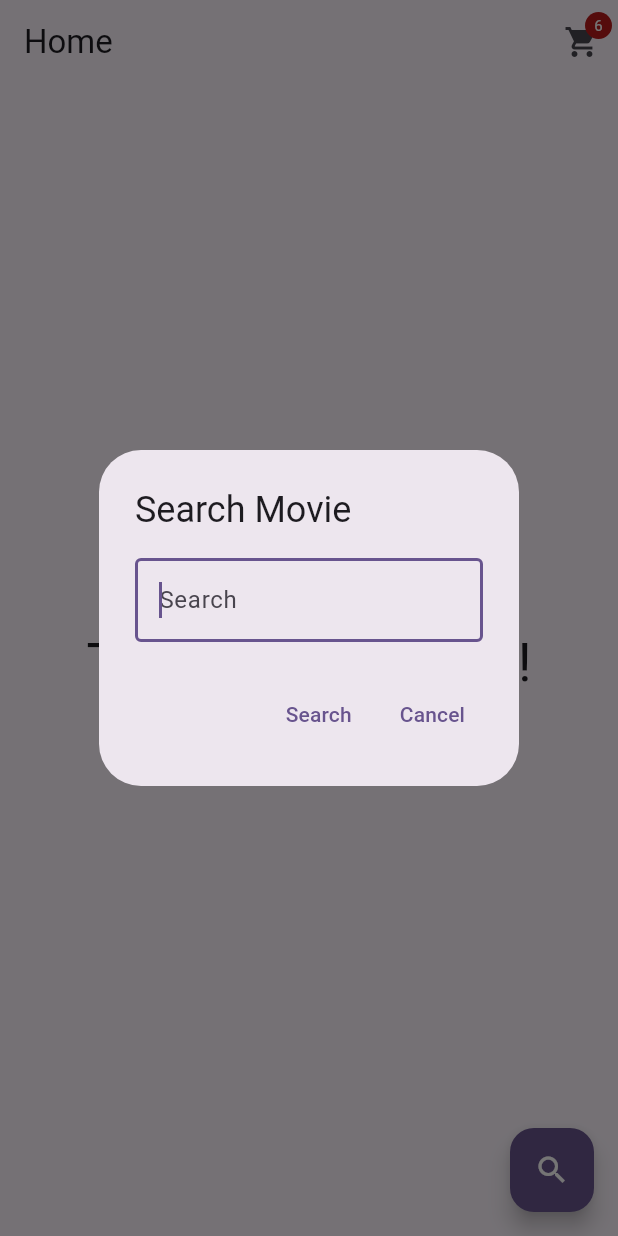
After one commit to alan0053/flutterMovieDB, a Flutter app: the screen it shows after launch, after a tap on the "search" icon, on a phone screen of 412 x 824 dp. The commit adds this screen. Run offline on Flutter 3.47's test engine with Material 3 defaults, Android fonts, the phone set to English and light mode, and no system bars; our stand-ins replace google_fonts.

Commit message:
components seperated from home page , instead of listbuilder solely now its using futurebuilder , also 2 new snackbar added and revised for getting parents context. now if there is an error or movie not found , its going back to welcome state and shows snackbar

```diff
--- a/lib/components/moviecard.dart
+++ b/lib/components/moviecard.dart
@@ -14,7 +14,7 @@ class MovieCard extends StatelessWidget {
     final colorTheme = Theme.of(context).colorScheme;
     final BorderRadius radius = BorderRadius.vertical(top: Radius.circular(16));
 
-// flutter equivalent of react price.
+// flutter equivalent of react random price.
     Map<String, int> randomPrice() {
       final random = Random();
       final dollar = random.nextInt(40) + 1;
--- /dev/null
+++ b/lib/components/search_dialog.dart
@@ -0,0 +1,76 @@
+import 'package:flutter/material.dart';
+import 'package:provider/provider.dart';
+import '../providers/movieprovider.dart';
+import '../data/movie.dart';
+
+class SearchDialog extends StatefulWidget {
+  final BuildContext parentContext;
+  //home page context
+  final void Function(Future<List<Movie>> future, String keyword) onSearch;
+  //callback after search
+  const SearchDialog({
+    super.key,
+    required this.parentContext,
+    required this.onSearch,
+  });
+
+  @override
+  State<SearchDialog> createState() => _SearchDialogState();
+}
+
+class _SearchDialogState extends State<SearchDialog> {
+  late TextEditingController searchController;
+
+  @override
+  void initState() {
+    super.initState();
+    searchController = TextEditingController();
+  }
+
+  @override
+  void dispose() {
+    searchController.dispose();
+    super.dispose();
+  }
+
+  @override
+  Widget build(BuildContext context) {
+    // dialog's context
+    return AlertDialog(
+      title: const Text('Search Movie'),
+      content: TextField(
+        controller: searchController,
+        autofocus: true,
+        decoration: const InputDecoration(
+          hintText: 'Search',
+          border: OutlineInputBorder(),
+        ),
+        keyboardType: TextInputType.text,
+      ),
+      actions: [
+        TextButton(
+          onPressed: () {
+            final keyword = searchController.text.trim();
+            if (keyword.isNotEmpty) {
+              final future = Provider.of<MovieProvider>(widget.parentContext,
+                      listen: false)
+                  .search(keyword);
+              widget.onSearch(future,
+                  keyword); // passing the future and keyword to homepage
+            }
+            searchController.clear();
+            Navigator.of(context).pop();
+          },
+          child: const Text('Search'),
+        ),
+        TextButton(
+          onPressed: () {
+            Navigator.of(context).pop();
+            searchController.clear();
+          },
+          child: const Text('Cancel'),
+        ),
+      ],
+    );
+  }
+}
--- /dev/null
+++ b/lib/components/welcomewidget.dart
@@ -0,0 +1,23 @@
+import 'package:flutter/material.dart';
+// import '../theme/theme.dart';
+
+class WelcomeWidget extends StatelessWidget {
+  const WelcomeWidget({super.key});
+
+  @override
+  Widget build(BuildContext context) {
+    final textTheme = Theme.of(context).textTheme;
+
+    return Center(
+      child: Column(
+        mainAxisAlignment: MainAxisAlignment.center,
+        children: [
+          Text("Welcome", style: textTheme.displaySmall),
+          Text("To The Movie App!", style: textTheme.displaySmall),
+          const SizedBox(height: 20),
+          const Text("Use the floating button to search movies"),
+        ],
+      ),
+    );
+  }
+}
--- a/lib/data/movie.dart
+++ b/lib/data/movie.dart
@@ -25,7 +25,7 @@ class Movie {
           ? DateTime.tryParse(data['release_date'])
           : null,
       data['poster_path'],
-      (data['popularity'] as num?)?.toDouble() ?? 0.0,
+      (data['popularity'] as num?)?.toDouble() ?? 0.0, // int or double
     );
   }
 }
--- a/lib/main.dart
+++ b/lib/main.dart
@@ -21,6 +21,7 @@ class MyApp extends StatelessWidget {
   Widget build(BuildContext context) {
     return MaterialApp(
       debugShowCheckedModeBanner: false,
+      // TODO: light / dark theme
       title: 'Movie App',
       theme: ThemeData(
           colorScheme: ColorScheme.fromSeed(seedColor: Colors.deepPurple)),
--- a/lib/pages/homepage.dart
+++ b/lib/pages/homepage.dart
@@ -4,6 +4,9 @@ import './rentedpage.dart';
 import '../theme/theme.dart';
 import '../providers/movieprovider.dart';
 import '../components/moviecard.dart';
+import '../data/movie.dart';
+import '../components/search_dialog.dart';
+import '../components/welcomewidget.dart';
 
 class HomePage extends StatefulWidget {
   const HomePage({super.key});
@@ -13,62 +16,21 @@ class HomePage extends StatefulWidget {
 }
 
 class _HomePageState extends State<HomePage> {
-  late TextEditingController searchController;
+  Future<List<Movie>>? _moviesFuture; // Future for movie search results
+  var keywordState = "";
 
   @override
   void initState() {
     super.initState();
-    searchController = TextEditingController();
-  }
-
-  @override
-  void dispose() {
-    searchController.dispose();
-    super.dispose();
-  }
-
-  Future<void> _dialogBuilder(BuildContext context) {
-    return showDialog(
-      context: context,
-      builder: (BuildContext context) {
-        return AlertDialog(
-          title: const Text('Search Movie'),
-          content: TextField(
-            controller: searchController,
-            autofocus: true,
-            decoration: const InputDecoration(
-              hintText: 'Search',
-              border: OutlineInputBorder(),
-            ),
-            keyboardType: TextInputType.text,
-          ),
-          actions: [
-            TextButton(
-              onPressed: () {
-                final keyword = searchController.text.trim();
-                if (keyword.isNotEmpty) {
-                  Provider.of<MovieProvider>(context, listen: false)
-                      .search(keyword);
-                }
-                Navigator.of(context).pop();
-              },
-              child: const Text('Search'),
-            ),
-            TextButton(
-              onPressed: () => Navigator.of(context).pop(),
-              child: const Text('Cancel'),
-            ),
-          ],
-        );
-      },
-    );
+    // Initially, no search has been performed.
+    _moviesFuture = null;
   }
 
   @override
   Widget build(BuildContext context) {
+    // Get theme values
     final textTheme = Theme.of(context).textTheme;
     final colorTheme = Theme.of(context).colorScheme;
-    final movieProvider = Provider.of<MovieProvider>(context);
 
     return Scaffold(
       appBar: AppBar(
@@ -106,29 +68,71 @@ class _HomePageState extends State<HomePage> {
       ),
       body: Padding(
         padding: const EdgeInsets.all(16),
-        child: movieProvider.movies.isNotEmpty
-            ? ListView.builder(
-                itemCount: movieProvider.movies.length,
-                itemBuilder: (context, index) {
-                  final movie = movieProvider.movies[index];
-                  return MovieCard(movie: movie);
+        child: _moviesFuture != null
+            ? FutureBuilder<List<Movie>>(
+                future: _moviesFuture,
+                builder: (context, snapshot) {
+                  if (snapshot.connectionState == ConnectionState.waiting) {
+                    // The future (promise) is still pending.
+                    return const Center(child: CircularProgressIndicator());
+                  } else if (snapshot.hasError) {
+                    return Center(
+                      child: Text(
+                        "Something went wrong. Please try again. Error: ${snapshot.error}",
+                        style: textTheme.bodyLarge,
+                      ),
+                    );
+                  } else if (!snapshot.hasData || snapshot.data!.isEmpty) {
+                    return WelcomeWidget();
+                  } else {
+                    final movies = snapshot.data!;
+                    // Return ListView with movie cards.
+                    return ListView.builder(
+                      itemCount: movies.length,
+                      itemBuilder: (context, index) {
+                        return MovieCard(movie: movies[index]);
+                      },
+                    );
+                  }
                 },
               )
-            : Center(
-                child: Column(
-                  mainAxisAlignment: MainAxisAlignment.center,
-                  children: [
-                    Text("Welcome", style: textTheme.displaySmall),
-                    Text("To The Movie App!", style: textTheme.displaySmall),
-                    const SizedBox(height: 20),
-                    const Text("Use the floating button to search movies"),
-                  ],
-                ),
-              ),
+            : WelcomeWidget(),
       ),
       floatingActionButton: FloatingActionButton(
         onPressed: () {
-          _dialogBuilder(context);
+          showDialog(
+            context: context,
+            builder: (_) => SearchDialog(
+              parentContext: context,
+              onSearch: (future, keyword) {
+                // update the movie future and keyword with callback
+                setState(() {
+                  _moviesFuture = future;
+                  keywordState = keyword;
+                });
+                final scaffoldMessenger = ScaffoldMessenger.of(context);
+                future.then((movies) {
+                  if (!mounted) return;
+                  if (movies.isEmpty) {
+                    scaffoldMessenger.showSnackBar(
+                      SnackBar(
+                        content: Text("No movies found named $keyword."),
+                        duration: const Duration(seconds: 2),
+                      ),
+                    );
+                  }
+                }).catchError((error) {
+                  if (!mounted) return;
+                  scaffoldMessenger.showSnackBar(
+                    SnackBar(
+                      content: Text("Something went wrong. Error: $error"),
+                      duration: const Duration(seconds: 2),
+                    ),
+                  );
+                });
+              },
+            ),
+          );
         },
         backgroundColor: colorTheme.primary,
         foregroundColor: colorTheme.onPrimary,
--- a/lib/providers/movieprovider.dart
+++ b/lib/providers/movieprovider.dart
@@ -7,6 +7,8 @@ class MovieProvider with ChangeNotifier {
 
   List<Movie> _movies = [];
   List<Movie> get movies => _movies;
+
+  int get length => _movies.length;
 
   Future<List<Movie>> search(String keyword) async {
     try {
--- a/pubspec.yaml
+++ b/pubspec.yaml
@@ -19,7 +19,7 @@
 version: 1.0.0+1
 
 environment:
-  sdk: ^3.7.2
+  sdk: ^3.6.0
 
 # Dependencies specify other packages that your package needs in order to work.
 # To automatically upgrade your package dependencies to the latest versions
```
Also changed, not shown: pubspec.lock, 1 other file.
